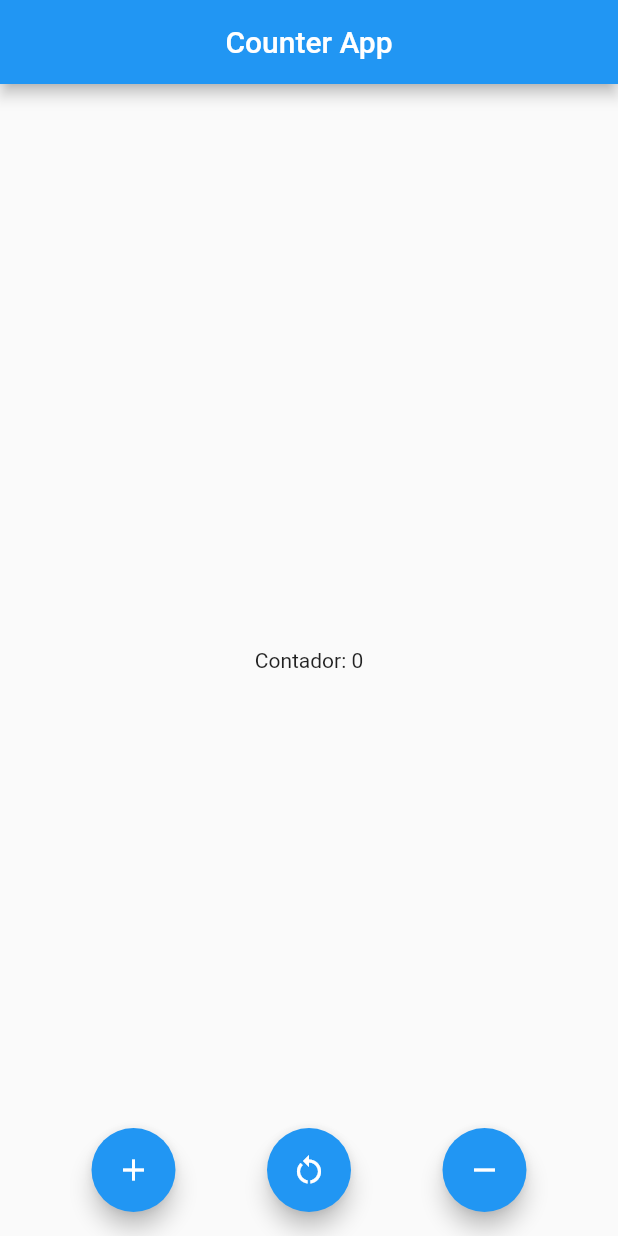
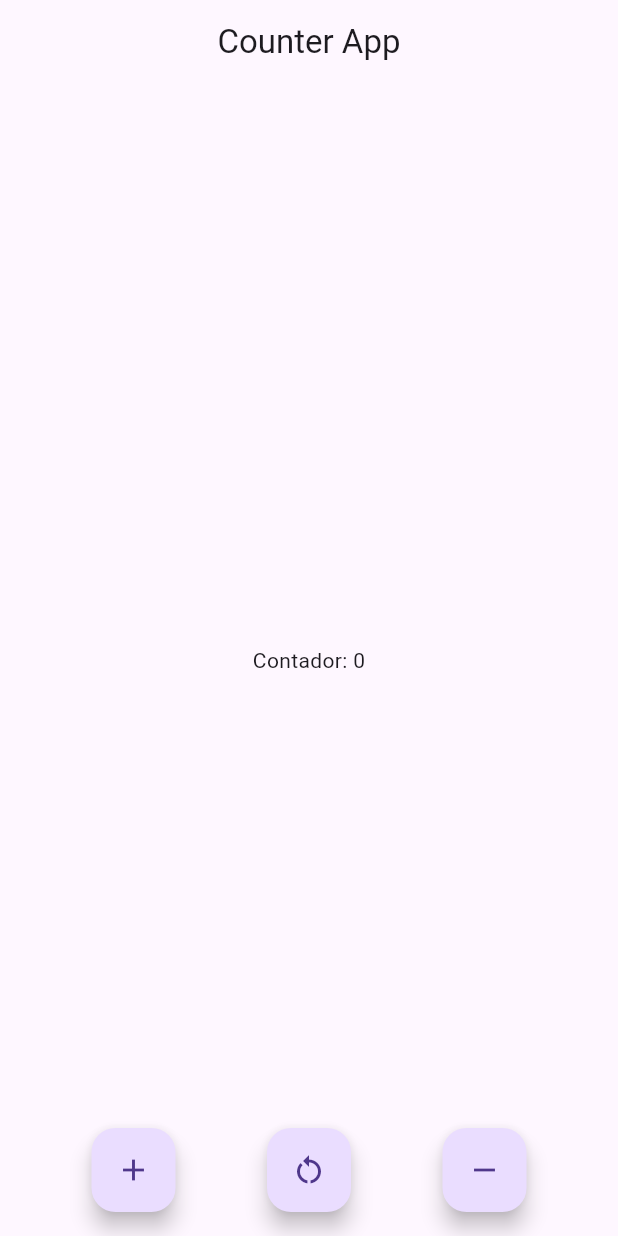
Before and after one commit to Akrata/curso-Flutter, a Flutter app: the screen it shows after launch, on a phone screen of 412 x 824 dp. Run offline on Flutter 3.47's test engine with Material 2 defaults, Android fonts, the phone set to English and light mode, and no system bars.

Commit message:
counter_app_2_final

```diff
--- a/counter_app/lib/main.dart
+++ b/counter_app/lib/main.dart
@@ -10,9 +10,10 @@ class MyApp extends StatelessWidget {
 
   @override
   Widget build(BuildContext context) {
-    return const MaterialApp(
+    return MaterialApp(
+      theme: ThemeData(useMaterial3: true),
       debugShowCheckedModeBanner: false,
-      home: HomeScreen(),
+      home: const HomeScreen(),
     );
   }
 }
--- a/counter_app/lib/screens/home_screen.dart
+++ b/counter_app/lib/screens/home_screen.dart
@@ -9,6 +9,20 @@ class HomeScreen extends StatefulWidget {
 
 class _HomeScreenState extends State<HomeScreen> {
   int contador = 0;
+  void incrementar() {
+    contador++;
+    setState(() {});
+  }
+
+  void decrementar() {
+    contador--;
+    setState(() {});
+  }
+
+  void resetear() {
+    contador = 0;
+    setState(() {});
+  }
 
   @override
   Widget build(BuildContext context) {
@@ -23,14 +37,25 @@ class _HomeScreenState extends State<HomeScreen> {
         ),
       ),
       floatingActionButtonLocation: FloatingActionButtonLocation.centerFloat,
-      floatingActionButton: ButtonsRow(),
+      floatingActionButton: ButtonsRow(
+        incrementarFN: incrementar,
+        decrementarFN: decrementar,
+        resetearFN: resetear,
+      ),
     );
   }
 }
 
 class ButtonsRow extends StatelessWidget {
+  final Function incrementarFN;
+  final Function decrementarFN;
+  final Function resetearFN;
+
   const ButtonsRow({
     super.key,
+    required this.incrementarFN,
+    required this.decrementarFN,
+    required this.resetearFN,
   });
 
   @override
@@ -38,10 +63,21 @@ class ButtonsRow extends StatelessWidget {
     return Row(
       mainAxisAlignment: MainAxisAlignment.spaceEvenly,
       children: [
-        FloatingActionButton(child: const Icon(Icons.add), onPressed: null),
         FloatingActionButton(
-            child: const Icon(Icons.restart_alt), onPressed: null),
-        FloatingActionButton(child: const Icon(Icons.remove), onPressed: null),
+            child: const Icon(Icons.add),
+            onPressed: () {
+              incrementarFN();
+            }),
+        FloatingActionButton(
+            child: const Icon(Icons.restart_alt),
+            onPressed: () {
+              resetearFN();
+            }),
+        FloatingActionButton(
+            child: const Icon(Icons.remove),
+            onPressed: () {
+              decrementarFN();
+            }),
       ],
     );
   }
```
